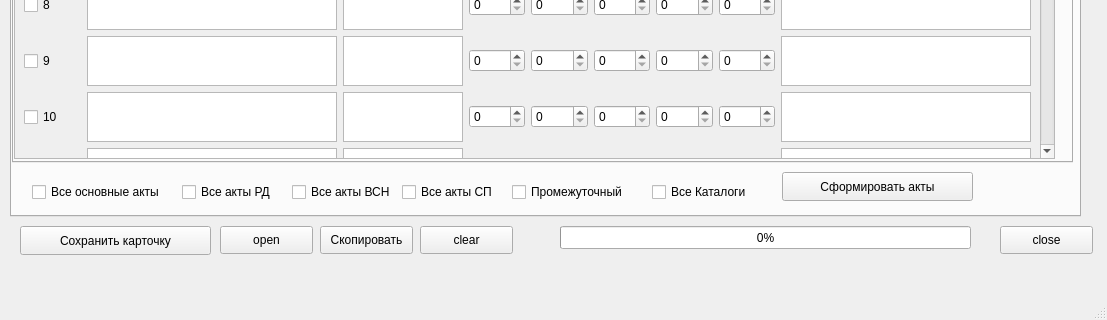
This is form/GRO.ui in SerNikOv/GRO as Qt 5 draws it before an edit; both pictures show x 0 to 1107 and y 534 to 854 of the 1107 by 854 pixel window. The edited form follows.
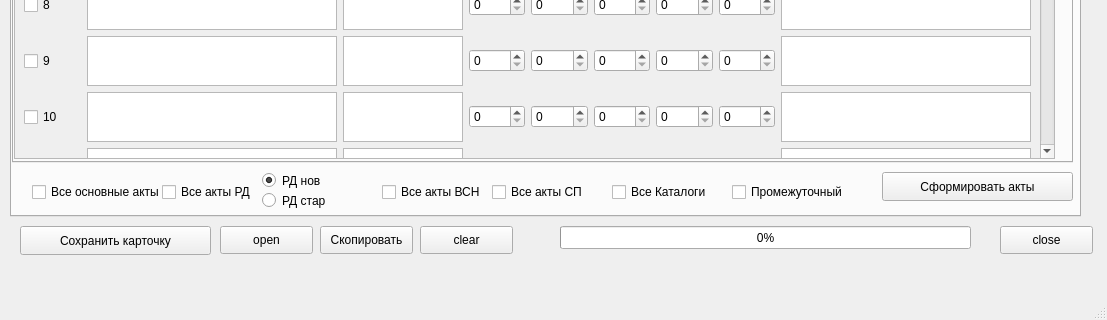
This is the edited form. The open tabs and pages were chosen to show the change. Icons and pictures are not drawn.

```diff
--- a/form/GRO.ui
+++ b/form/GRO.ui
@@ -3538,7 +3538,7 @@
      <widget class="QCheckBox" name="CheckBoxALLRD">
       <property name="geometry">
        <rect>
-        <x>170</x>
+        <x>150</x>
         <y>680</y>
         <width>101</width>
         <height>20</height>
@@ -3551,7 +3551,7 @@
      <widget class="QCheckBox" name="CheckBoxALLVSN">
       <property name="geometry">
        <rect>
-        <x>280</x>
+        <x>370</x>
         <y>680</y>
         <width>101</width>
         <height>20</height>
@@ -3564,7 +3564,7 @@
      <widget class="QCheckBox" name="CheckBoxALLSP">
       <property name="geometry">
        <rect>
-        <x>390</x>
+        <x>480</x>
         <y>680</y>
         <width>101</width>
         <height>20</height>
@@ -3577,7 +3577,7 @@
      <widget class="QCheckBox" name="CheckBoxALLKAT">
       <property name="geometry">
        <rect>
-        <x>640</x>
+        <x>600</x>
         <y>680</y>
         <width>101</width>
         <height>20</height>
@@ -3590,7 +3590,7 @@
      <widget class="QCheckBox" name="CheckBoxPromezh">
       <property name="geometry">
        <rect>
-        <x>500</x>
+        <x>720</x>
         <y>680</y>
         <width>131</width>
         <height>20</height>
@@ -3606,7 +3606,7 @@
       </property>
       <property name="geometry">
        <rect>
-        <x>770</x>
+        <x>870</x>
         <y>670</y>
         <width>191</width>
         <height>29</height>
@@ -3620,6 +3620,35 @@
         <normaloff>../icons8-сохранить-48.png</normaloff>../icons8-сохранить-48.png</iconset>
       </property>
      </widget>
+     <widget class="QRadioButton" name="rd_new">
+      <property name="geometry">
+       <rect>
+        <x>250</x>
+        <y>670</y>
+        <width>82</width>
+        <height>17</height>
+       </rect>
+      </property>
+      <property name="text">
+       <string>РД нов</string>
+      </property>
+      <property name="checked">
+       <bool>true</bool>
+      </property>
+     </widget>
+     <widget class="QRadioButton" name="rd_old">
+      <property name="geometry">
+       <rect>
+        <x>250</x>
+        <y>690</y>
+        <width>82</width>
+        <height>17</height>
+       </rect>
+      </property>
+      <property name="text">
+       <string>РД стар</string>
+      </property>
+     </widget>
     </widget>
    </widget>
    <widget class="QPushButton" name="pushButtonOpenini">
```
Left out of the diff: 10 changed lines with no effect on the pictures.
